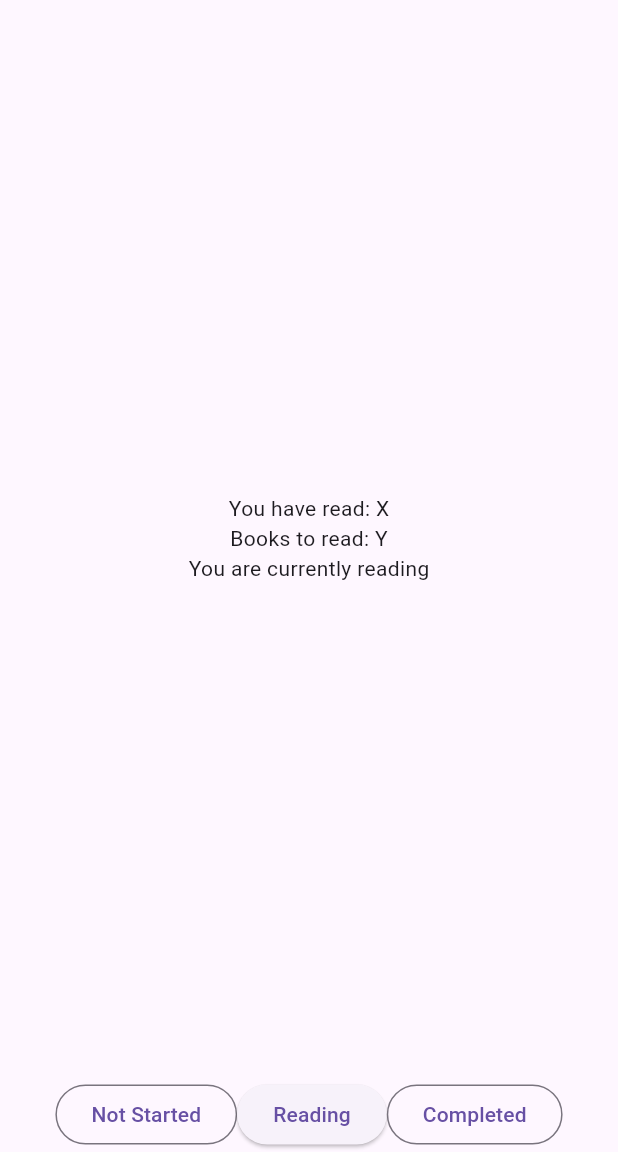
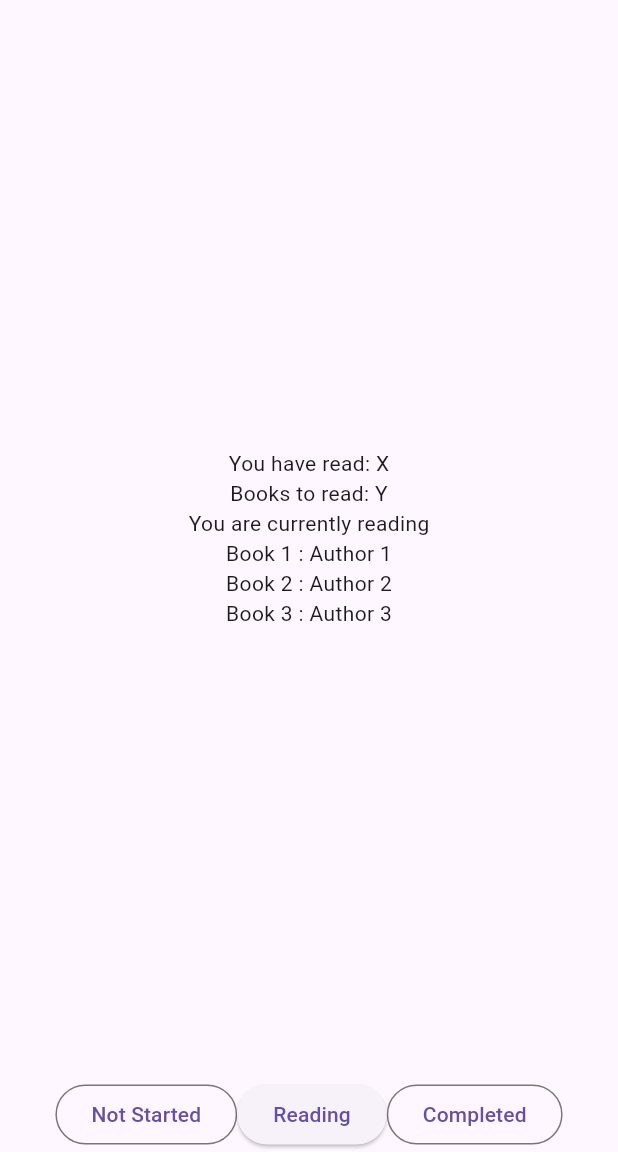
Before and after one commit to aarekr/Bookshelves, a Flutter app: the screen it shows after launch, on a phone screen of 412 x 824 dp, the part 84-1236 px from its top. Run offline on Flutter 3.47's test engine with Material 3 defaults, Android fonts, the phone set to English and light mode, and no system bars; our stand-ins replace get.

Commit message:
Class BookListController, books in a list as maps

```diff
--- a/app/lib/main.dart
+++ b/app/lib/main.dart
@@ -2,6 +2,7 @@ import 'package:flutter/material.dart';
 import 'package:get/get.dart';
 
 main() {
+  Get.lazyPut<BookListController>(() => BookListController());
   runApp(
     GetMaterialApp(
       initialRoute: "/",
@@ -15,7 +16,16 @@ main() {
   );
 }
 
+class BookListController {
+  var bookList = [
+    {'title': 'Book 1', 'author': 'Author 1', 'status': 'not started'},
+    {'title': 'Book 2', 'author': 'Author 2', 'status': 'reading'},
+    {'title': 'Book 3', 'author': 'Author 3', 'status': 'completed'},
+  ].obs;
+}
+
 class HomeScreen extends StatelessWidget {
+  final controller = Get.find<BookListController>();
   @override
   Widget build(BuildContext context) {
     return Scaffold(
@@ -31,6 +41,11 @@ class HomeScreen extends StatelessWidget {
             Container(width: 300, child: Column(children: [Text("You have read: X")])),
             Container(width: 300, child: Column(children: [Text("Books to read: Y")])),
             Container(width: 300, child: Column(children: [Text("You are currently reading")])),
+            Container(width: 300, child: Column(children: [
+              Obx(() => Text('${controller.bookList[0]['title']} : ${controller.bookList[0]['author']}')),
+              Obx(() => Text('${controller.bookList[1]['title']} : ${controller.bookList[1]['author']}')),
+              Obx(() => Text('${controller.bookList[2]['title']} : ${controller.bookList[2]['author']}')),
+            ])),
           ]
         ),
       ),
```
